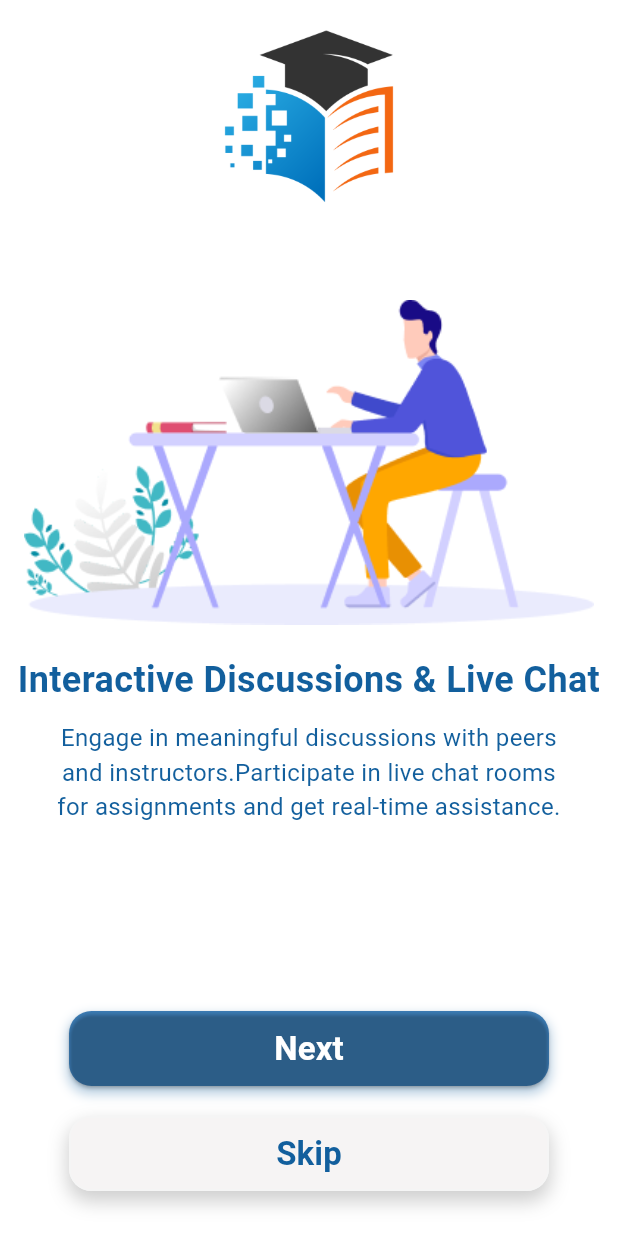
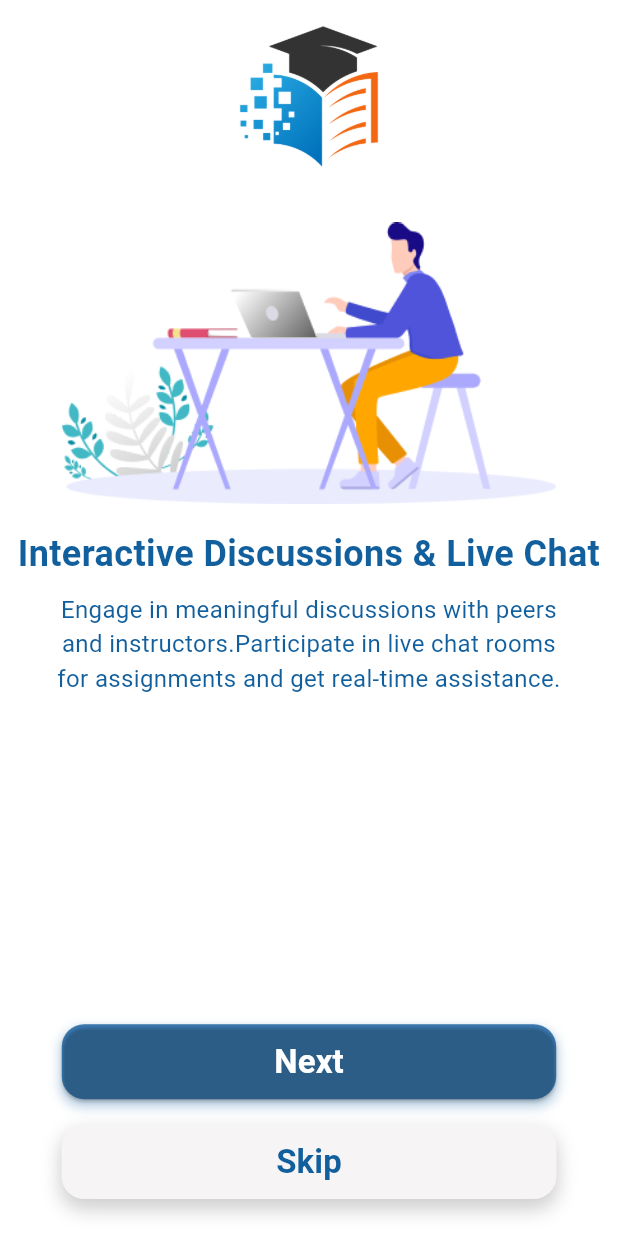
Before and after one commit to sumail-000/academia_hub, a Flutter app: the screen it shows after launch, after a tap on "Next", on a phone screen of 412 x 824 dp. Run offline on Flutter 3.47's test engine with Material 3 defaults, Android fonts, the phone set to English and light mode, and no system bars.

Commit message:
Intro UI Fixed

```diff
--- a/lib/screens/intro/intro1.dart
+++ b/lib/screens/intro/intro1.dart
@@ -7,38 +7,42 @@ class IntroductionScreen1 extends StatelessWidget {
 
   @override
   Widget build(BuildContext context) {
+    // Get screen dimensions for responsive sizing
+    final Size screenSize = MediaQuery.of(context).size;
+    final double logoSize = screenSize.width * 0.3; // 30% of screen width
+    final double illustrationWidth = screenSize.width * 0.8; // 80% of screen width
+
     return Scaffold(
       backgroundColor: Colors.white,
       body: SafeArea(
         child: Column(
           crossAxisAlignment: CrossAxisAlignment.center,
           children: [
-            // Logo at the top with allocated space
-            SizedBox(
-              height: 150, // Ensures space is allocated for the logo
-              child: Padding(
-                padding: const EdgeInsets.only(top: 5.0), // Add top spacing
-                child: Align(
-                  alignment: Alignment.topCenter,
-                  child: Image.asset(
-                    'assets/Logo.png', // Ensure this is in your assets folder
-                    width: 1200, // Adjust the size
-                    height: 1200,
-
-                  ),
+            // Logo at the top with flexible container
+            Container(
+              height: screenSize.height * 0.15, // 15% of screen height
+              padding: const EdgeInsets.only(top: 5.0),
+              child: Align(
+                alignment: Alignment.topCenter,
+                child: Image.asset(
+                  'assets/Logo.png',
+                  width: logoSize,
+                  height: logoSize,
+                  fit: BoxFit.contain,
                 ),
               ),
             ),
 
-            const SizedBox(height: 50),
+            SizedBox(height: screenSize.height * 0.03), // 3% of screen height
 
-            // Illustration Image
+            // Illustration Image with responsive width
             Image.asset(
-              'assets/screen2.png', // Ensure this is in your assets folder
-              width: 380, // Adjust as needed
+              'assets/screen2.png',
+              width: illustrationWidth,
+              fit: BoxFit.contain,
             ),
 
-            const SizedBox(height: 20),
+            SizedBox(height: screenSize.height * 0.02), // 2% of screen height
 
             // Heading
             const Text(
@@ -51,7 +55,7 @@ class IntroductionScreen1 extends StatelessWidget {
               ),
             ),
 
-            const SizedBox(height: 10),
+            SizedBox(height: screenSize.height * 0.01), // 1% of screen height
 
             // Paragraph
             const Padding(
@@ -76,7 +80,7 @@ class IntroductionScreen1 extends StatelessWidget {
                 children: [
                   // Next Button with Shadow Effect
                   SizedBox(
-                    width: 320,
+                    width: screenSize.width * 0.8, // 80% of screen width
                     height: 50,
                     child: Container(
                       decoration: BoxDecoration(
@@ -119,11 +123,11 @@ class IntroductionScreen1 extends StatelessWidget {
                     ),
                   ),
 
-                  const SizedBox(height: 20),
+                  SizedBox(height: screenSize.height * 0.02), // 2% of screen height
 
                   // Skip Button with Shadow Effect
                   SizedBox(
-                    width: 320,
+                    width: screenSize.width * 0.8, // 80% of screen width
                     height: 50,
                     child: Container(
                       decoration: BoxDecoration(
@@ -170,7 +174,7 @@ class IntroductionScreen1 extends StatelessWidget {
               ),
             ),
 
-            const SizedBox(height: 30), // Add bottom spacing
+            SizedBox(height: screenSize.height * 0.03), // 3% of screen height
           ],
         ),
       ),
--- a/lib/screens/intro/intro2.dart
+++ b/lib/screens/intro/intro2.dart
@@ -7,38 +7,42 @@ class IntroductionScreen2 extends StatelessWidget {
 
   @override
   Widget build(BuildContext context) {
+    // Get screen dimensions for responsive sizing
+    final Size screenSize = MediaQuery.of(context).size;
+    final double logoSize = screenSize.width * 0.3; // 30% of screen width
+    final double illustrationWidth = screenSize.width * 0.8; // 80% of screen width
+
     return Scaffold(
       backgroundColor: Colors.white,
       body: SafeArea(
         child: Column(
           crossAxisAlignment: CrossAxisAlignment.center,
           children: [
-            // Logo at the top with allocated space
-            SizedBox(
-              height: 150, // Ensures space is allocated for the logo
-              child: Padding(
-                padding: const EdgeInsets.only(top: 5.0), // Add top spacing
-                child: Align(
-                  alignment: Alignment.topCenter,
-                  child: Image.asset(
-                    'assets/Logo.png', // Ensure this is in your assets folder
-                    width: 1200, // Adjust the size
-                    height: 1200,
-
-                  ),
+            // Logo at the top with flexible container
+            Container(
+              height: screenSize.height * 0.15, // 15% of screen height
+              padding: const EdgeInsets.only(top: 5.0),
+              child: Align(
+                alignment: Alignment.topCenter,
+                child: Image.asset(
+                  'assets/Logo.png',
+                  width: logoSize,
+                  height: logoSize,
+                  fit: BoxFit.contain,
                 ),
               ),
             ),
 
-            const SizedBox(height: 50),
+            SizedBox(height: screenSize.height * 0.03), // 3% of screen height
 
-            // Illustration Image
+            // Illustration Image with responsive width
             Image.asset(
-              'assets/screen3.png', // Ensure this is in your assets folder
-              width: 380, // Adjust as needed
+              'assets/screen3.png',
+              width: illustrationWidth,
+              fit: BoxFit.contain,
             ),
 
-            const SizedBox(height: 20),
+            SizedBox(height: screenSize.height * 0.02), // 2% of screen height
 
             // Heading
             const Text(
@@ -51,7 +55,7 @@ class IntroductionScreen2 extends StatelessWidget {
               ),
             ),
 
-            const SizedBox(height: 10),
+            SizedBox(height: screenSize.height * 0.01), // 1% of screen height
 
             // Paragraph
             const Padding(
@@ -76,7 +80,7 @@ class IntroductionScreen2 extends StatelessWidget {
                 children: [
                   // Next Button with Shadow Effect
                   SizedBox(
-                    width: 320,
+                    width: screenSize.width * 0.8, // 80% of screen width
                     height: 50,
                     child: Container(
                       decoration: BoxDecoration(
@@ -119,11 +123,11 @@ class IntroductionScreen2 extends StatelessWidget {
                     ),
                   ),
 
-                  const SizedBox(height: 20),
+                  SizedBox(height: screenSize.height * 0.02), // 2% of screen height
 
                   // Skip Button with Shadow Effect
                   SizedBox(
-                    width: 320,
+                    width: screenSize.width * 0.8, // 80% of screen width
                     height: 50,
                     child: Container(
                       decoration: BoxDecoration(
@@ -170,7 +174,7 @@ class IntroductionScreen2 extends StatelessWidget {
               ),
             ),
 
-            const SizedBox(height: 30), // Add bottom spacing
+            SizedBox(height: screenSize.height * 0.03), // 3% of screen height
           ],
         ),
       ),
```
Also changed, not shown: lib/screens/intro/intro3.dart (+27 -23 lines).
